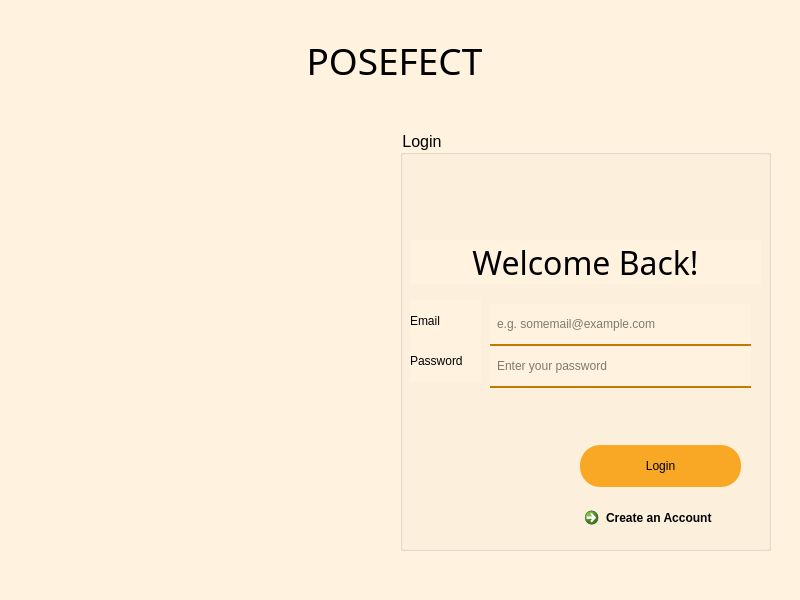
First picture: the form in assets/design/login.ui, repository subhan97ahmed/PoseEstimation, before the edit.
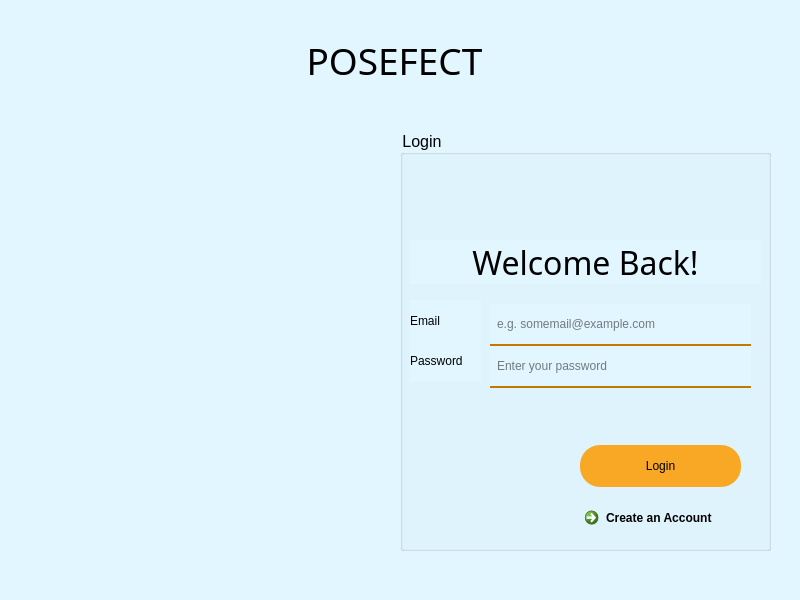
Second picture: the form after the edit. Icons and pictures are not drawn.

The edit to the form file:
```diff
--- a/assets/design/login.ui
+++ b/assets/design/login.ui
@@ -40,7 +40,7 @@
   </property>
   <property name="styleSheet">
    <string notr="true">*  {
-	background-color: rgb(255, 243, 224);
+	background-color: #e2f6ff;
 	font: 57 10pt &quot;Montserrat Medium&quot;;
 }
 QGroupBox {
```
Left out of the diff: 2 changed lines with no effect on the pictures.
